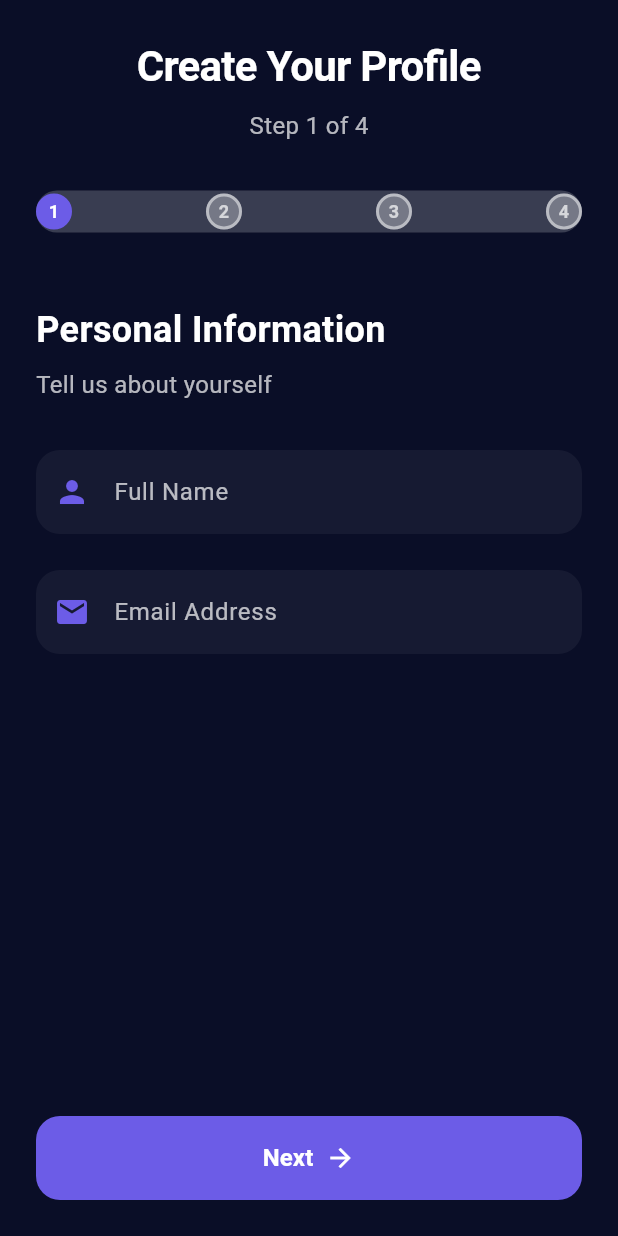
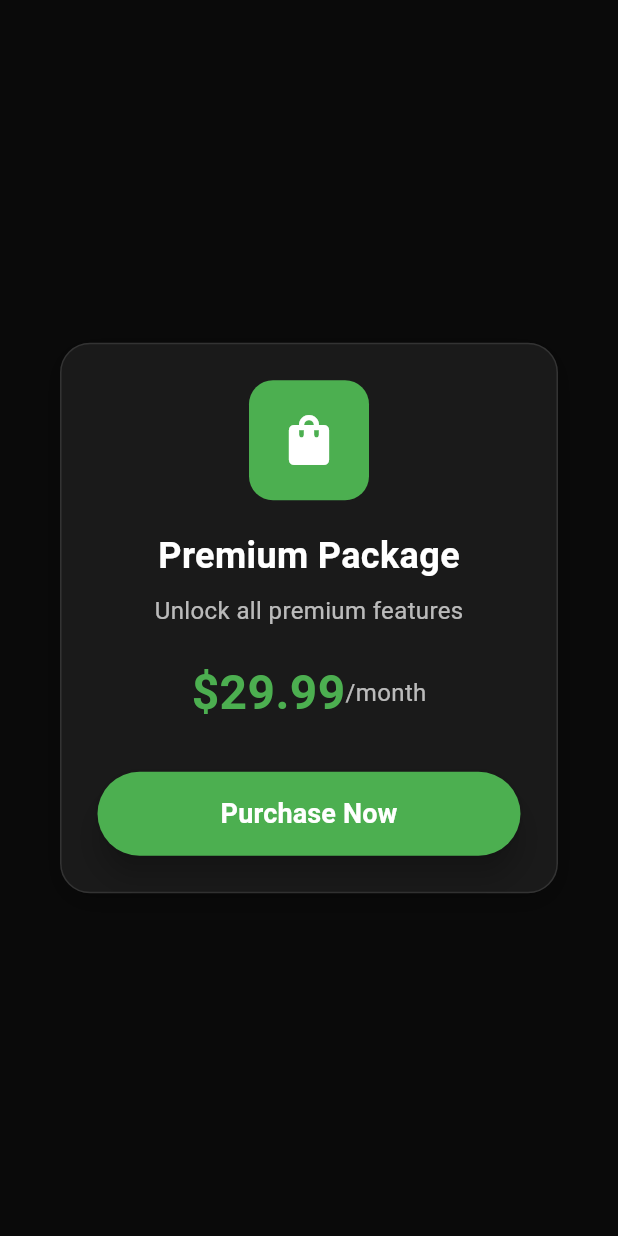
Before and after one commit to pksunny/flutter-ui-and-animations, a Flutter app: the screen it shows after launch, on a phone screen of 412 x 824 dp. Run offline on Flutter 3.47's test engine with Material 3 defaults, Android fonts, the phone set to English and light mode, and no system bars; our stand-ins replace font_awesome_flutter.

Commit message:
Success Checkmark Explosion Animation Added at Index #27

```diff
--- a/lib/main.dart
+++ b/lib/main.dart
@@ -15,6 +15,7 @@ import 'package:futurecore_codex/screens/23-wave-hand/wave_hand_screen.dart';
 import 'package:futurecore_codex/screens/24-emoji-bounce-wheel/emoji_bounce_wheel_screen.dart';
 import 'package:futurecore_codex/screens/25-slide-to-confirm-action-bar/slide_to_confirm_action_bar_screen.dart';
 import 'package:futurecore_codex/screens/26-fluid-progress-bar/fluid_progress_bar_screen.dart';
+import 'package:futurecore_codex/screens/27-success-checkmark-explosion/success_checkmark_explosion_screen.dart';
 import 'package:futurecore_codex/screens/3-six_nill/six_nill_screen.dart';
 import 'package:futurecore_codex/screens/4-rabbit_loading_animation/rabbit_animations_screen.dart';
 import 'package:futurecore_codex/screens/5-deadline_loading_animation%20copy/deadline_animations_screen.dart';
@@ -43,7 +44,7 @@ class MyApp extends StatelessWidget {
         ),
         useMaterial3: true,
       ),
-      home:  FluidProgressBarScreen()
+      home:  SuccessCheckmarkExplosionScreen()
     );
   }
 }
--- /dev/null
+++ b/lib/screens/27-success-checkmark-explosion/success_checkmark_explosion_screen.dart
@@ -0,0 +1,579 @@
+import 'package:flutter/material.dart';
+import 'dart:math' as math;
+
+class SuccessCheckmarkExplosionScreen extends StatefulWidget {
+  @override
+  _SuccessCheckmarkExplosionScreenState createState() => _SuccessCheckmarkExplosionScreenState();
+}
+
+class _SuccessCheckmarkExplosionScreenState extends State<SuccessCheckmarkExplosionScreen>
+    with TickerProviderStateMixin {
+  late AnimationController _checkmarkController;
+  late AnimationController _explosionController;
+  late AnimationController _backgroundController;
+  late AnimationController _slideController;
+
+  late Animation<double> _checkmarkAnimation;
+  late Animation<double> _explosionAnimation;
+  late Animation<double> _backgroundAnimation;
+  late Animation<double> _slideAnimation;
+
+  bool _showExplosion = false;
+  bool _showSuccess = false;
+  List<Particle> _particles = [];
+
+  @override
+  void initState() {
+    super.initState();
+
+    _checkmarkController = AnimationController(
+      duration: Duration(milliseconds: 800),
+      vsync: this,
+    );
+
+    _explosionController = AnimationController(
+      duration: Duration(milliseconds: 2500),
+      vsync: this,
+    );
+
+    _backgroundController = AnimationController(
+      duration: Duration(milliseconds: 1500),
+      vsync: this,
+    );
+
+    _slideController = AnimationController(
+      duration: Duration(milliseconds: 1000),
+      vsync: this,
+    );
+
+    _checkmarkAnimation = Tween<double>(
+      begin: 0.0,
+      end: 1.0,
+    ).animate(CurvedAnimation(
+      parent: _checkmarkController,
+      curve: Curves.elasticOut,
+    ));
+
+    _explosionAnimation = Tween<double>(
+      begin: 0.0,
+      end: 1.0,
+    ).animate(CurvedAnimation(
+      parent: _explosionController,
+      curve: Curves.easeOutCubic,
+    ));
+
+    _backgroundAnimation = Tween<double>(
+      begin: 0.0,
+      end: 1.0,
+    ).animate(CurvedAnimation(
+      parent: _backgroundController,
+      curve: Curves.easeInOut,
+    ));
+
+    _slideAnimation = Tween<double>(
+      begin: 0.0,
+      end: 1.0,
+    ).animate(CurvedAnimation(
+      parent: _slideController,
+      curve: Curves.easeOutBack,
+    ));
+
+    _checkmarkController.addStatusListener((status) {
+      if (status == AnimationStatus.completed) {
+        Future.delayed(Duration(milliseconds: 300), () {
+          _startExplosion();
+        });
+      }
+    });
+
+    _explosionController.addStatusListener((status) {
+      if (status == AnimationStatus.completed) {
+        setState(() {
+          _showSuccess = true;
+        });
+        _slideController.forward();
+      }
+    });
+
+    _generateParticles();
+  }
+
+  void _generateParticles() {
+    final random = math.Random();
+    _particles = List.generate(60, (index) {
+      final angle = (index / 60) * 2 * math.pi;
+      final velocity = random.nextDouble() * 200 + 100;
+      return Particle(
+        x: 0.0,
+        y: 0.0,
+        dx: math.cos(angle) * velocity,
+        dy: math.sin(angle) * velocity,
+        color: _getRandomColor(),
+        size: random.nextDouble() * 12 + 6,
+        rotation: random.nextDouble() * 2 * math.pi,
+        rotationSpeed: (random.nextDouble() - 0.5) * 0.3,
+        gravity: random.nextDouble() * 50 + 20,
+      );
+    });
+  }
+
+  Color _getRandomColor() {
+    final colors = [
+      Color(0xFFFFD700), // Gold
+      Color(0xFF00FF7F), // Spring Green
+      Color(0xFF1E90FF), // Dodger Blue
+      Color(0xFFFF69B4), // Hot Pink
+      Color(0xFF9370DB), // Medium Purple
+      Color(0xFFFF4500), // Orange Red
+      Color(0xFF00CED1), // Dark Turquoise
+      Color(0xFFFFB6C1), // Light Pink
+    ];
+    return colors[math.Random().nextInt(colors.length)];
+  }
+
+  void _startExplosion() {
+    setState(() {
+      _showExplosion = true;
+    });
+    _explosionController.forward();
+    _backgroundController.forward();
+  }
+
+  void _startPurchase() {
+    setState(() {
+      _showExplosion = false;
+      _showSuccess = false;
+    });
+    _checkmarkController.reset();
+    _explosionController.reset();
+    _backgroundController.reset();
+    _slideController.reset();
+    _generateParticles();
+
+    // Simulate payment processing
+    Future.delayed(Duration(milliseconds: 500), () {
+      _checkmarkController.forward();
+    });
+  }
+
+  @override
+  void dispose() {
+    _checkmarkController.dispose();
+    _explosionController.dispose();
+    _backgroundController.dispose();
+    _slideController.dispose();
+    super.dispose();
+  }
+
+  @override
+  Widget build(BuildContext context) {
+    return Scaffold(
+      backgroundColor: Color(0xFF0A0A0A),
+      body: AnimatedBuilder(
+        animation: Listenable.merge([
+          _checkmarkController,
+          _explosionController,
+          _backgroundController,
+          _slideController,
+        ]),
+        builder: (context, child) {
+          return Container(
+            decoration: BoxDecoration(
+              gradient: RadialGradient(
+                center: Alignment.center,
+                radius: 1.5,
+                colors: [
+                  Color.lerp(Color(0xFF0A0A0A), Color(0xFF1B5E20),
+                      math.max(0.0, math.min(1.0, _backgroundAnimation.value * 0.6)))!,
+                  Color(0xFF0A0A0A),
+                ],
+              ),
+            ),
+            child: Stack(
+              children: [
+                // Explosion pulse rings
+                if (_showExplosion)
+                  ..._buildPulseRings(),
+
+                // Particles
+                if (_showExplosion)
+                  ..._particles.map((particle) => _buildParticle(particle)),
+
+                // Main content
+                Center(
+                  child: Column(
+                    mainAxisAlignment: MainAxisAlignment.center,
+                    children: [
+                      // Product card (before purchase)
+                      if (!_showExplosion && _checkmarkAnimation.value == 0)
+                        _buildProductCard(),
+
+                      // Success animation
+                      if (_checkmarkAnimation.value > 0 || _showExplosion)
+                        _buildSuccessAnimation(),
+
+                      // Success details
+                      if (_showSuccess)
+                        _buildSuccessDetails(),
+                    ],
+                  ),
+                ),
+              ],
+            ),
+          );
+        },
+      ),
+    );
+  }
+
+  Widget _buildProductCard() {
+    return Container(
+      margin: EdgeInsets.symmetric(horizontal: 40),
+      padding: EdgeInsets.all(24),
+      decoration: BoxDecoration(
+        color: Color(0xFF1A1A1A),
+        borderRadius: BorderRadius.circular(20),
+        border: Border.all(color: Color(0xFF333333)),
+        boxShadow: [
+          BoxShadow(
+            color: Colors.black26,
+            blurRadius: 15,
+            offset: Offset(0, 5),
+          ),
+        ],
+      ),
+      child: Column(
+        children: [
+          // Product icon
+          Container(
+            width: 80,
+            height: 80,
+            decoration: BoxDecoration(
+              color: Color(0xFF4CAF50),
+              borderRadius: BorderRadius.circular(16),
+            ),
+            child: Icon(
+              Icons.shopping_bag,
+              color: Colors.white,
+              size: 40,
+            ),
+          ),
+          SizedBox(height: 20),
+
+          // Product name
+          Text(
+            'Premium Package',
+            style: TextStyle(
+              fontSize: 24,
+              fontWeight: FontWeight.bold,
+              color: Colors.white,
+            ),
+          ),
+          SizedBox(height: 8),
+
+          // Product description
+          Text(
+            'Unlock all premium features',
+            style: TextStyle(
+              fontSize: 16,
+              color: Colors.white70,
+            ),
+          ),
+          SizedBox(height: 20),
+
+          // Price
+          Row(
+            mainAxisAlignment: MainAxisAlignment.center,
+            children: [
+              Text(
+                '\$29.99',
+                style: TextStyle(
+                  fontSize: 32,
+                  fontWeight: FontWeight.bold,
+                  color: Color(0xFF4CAF50),
+                ),
+              ),
+              Text(
+                '/month',
+                style: TextStyle(
+                  fontSize: 16,
+                  color: Colors.white70,
+                ),
+              ),
+            ],
+          ),
+          SizedBox(height: 30),
+
+          // Purchase button
+          SizedBox(
+            width: double.infinity,
+            height: 56,
+            child: ElevatedButton(
+              onPressed: _startPurchase,
+              style: ElevatedButton.styleFrom(
+                backgroundColor: Color(0xFF4CAF50),
+                foregroundColor: Colors.white,
+                shape: RoundedRectangleBorder(
+                  borderRadius: BorderRadius.circular(28),
+                ),
+                elevation: 8,
+              ),
+              child: Text(
+                'Purchase Now',
+                style: TextStyle(
+                  fontSize: 18,
+                  fontWeight: FontWeight.bold,
+                ),
+              ),
+            ),
+          ),
+        ],
+      ),
+    );
+  }
+
+  Widget _buildSuccessAnimation() {
+    return Column(
+      children: [
+        // Checkmark circle
+        Container(
+          width: 140,
+          height: 140,
+          decoration: BoxDecoration(
+            shape: BoxShape.circle,
+            color: Color(0xFF4CAF50),
+            boxShadow: [
+              BoxShadow(
+                color: Color(0xFF4CAF50).withOpacity(0.6),
+                blurRadius: 30,
+                spreadRadius: 10,
+              ),
+            ],
+          ),
+          child: Transform.scale(
+            scale: math.max(0.0, math.min(1.0, _checkmarkAnimation.value)),
+            child: Icon(
+              Icons.check,
+              color: Colors.white,
+              size: 70,
+            ),
+          ),
+        ),
+        SizedBox(height: 30),
+
+        // Success text
+        AnimatedOpacity(
+          opacity: math.max(0.0, math.min(1.0, _checkmarkAnimation.value)),
+          duration: Duration(milliseconds: 300),
+          child: Text(
+            'Payment Successful!',
+            style: TextStyle(
+              fontSize: 28,
+              fontWeight: FontWeight.bold,
+              color: Colors.white,
+              letterSpacing: 1.5,
+            ),
+          ),
+        ),
+      ],
+    );
+  }
+
+  Widget _buildSuccessDetails() {
+    return Transform.translate(
+      offset: Offset(0, (1 - _slideAnimation.value) * 100),
+      child: AnimatedOpacity(
+        opacity: math.max(0.0, math.min(1.0, _slideAnimation.value)),
+        duration: Duration(milliseconds: 300),
+        child: Column(
+          children: [
+            SizedBox(height: 40),
+
+            // Purchase details
+            Container(
+              margin: EdgeInsets.symmetric(horizontal: 40),
+              padding: EdgeInsets.all(20),
+              decoration: BoxDecoration(
+                color: Color(0xFF1A1A1A),
+                borderRadius: BorderRadius.circular(16),
+                border: Border.all(color: Color(0xFF333333)),
+              ),
+              child: Column(
+                children: [
+                  Row(
+                    mainAxisAlignment: MainAxisAlignment.spaceBetween,
+                    children: [
+                      Text(
+                        'Premium Package',
+                        style: TextStyle(
+                          fontSize: 16,
+                          color: Colors.white,
+                        ),
+                      ),
+                      Text(
+                        '\$29.99',
+                        style: TextStyle(
+                          fontSize: 16,
+                          fontWeight: FontWeight.bold,
+                          color: Color(0xFF4CAF50),
+                        ),
+                      ),
+                    ],
+                  ),
+                  SizedBox(height: 12),
+                  Row(
+                    mainAxisAlignment: MainAxisAlignment.spaceBetween,
+                    children: [
+                      Text(
+                        'Transaction ID',
+                        style: TextStyle(
+                          fontSize: 14,
+                          color: Colors.white70,
+                        ),
+                      ),
+                      Text(
+                        '#TXN123456789',
+                        style: TextStyle(
+                          fontSize: 14,
+                          color: Colors.white70,
+                        ),
+                      ),
+                    ],
+                  ),
+                ],
+              ),
+            ),
+
+            SizedBox(height: 40),
+
+            // Action buttons
+            Row(
+              mainAxisAlignment: MainAxisAlignment.center,
+              children: [
+                ElevatedButton(
+                  onPressed: () {
+                    // Download receipt
+                  },
+                  style: ElevatedButton.styleFrom(
+                    backgroundColor: Color(0xFF333333),
+                    foregroundColor: Colors.white,
+                    padding: EdgeInsets.symmetric(horizontal: 24, vertical: 12),
+                    shape: RoundedRectangleBorder(
+                      borderRadius: BorderRadius.circular(25),
+                    ),
+                  ),
+                  child: Row(
+                    mainAxisSize: MainAxisSize.min,
+                    children: [
+                      Icon(Icons.download, size: 18),
+                      SizedBox(width: 8),
+                      Text('Receipt'),
+                    ],
+                  ),
+                ),
+                SizedBox(width: 20),
+                ElevatedButton(
+                  onPressed: () {
+                    // Continue to app
+                  },
+                  style: ElevatedButton.styleFrom(
+                    backgroundColor: Color(0xFF4CAF50),
+                    foregroundColor: Colors.white,
+                    padding: EdgeInsets.symmetric(horizontal: 24, vertical: 12),
+                    shape: RoundedRectangleBorder(
+                      borderRadius: BorderRadius.circular(25),
+                    ),
+                  ),
+                  child: Row(
+                    mainAxisSize: MainAxisSize.min,
+                    children: [
+                      Text('Continue'),
+                      SizedBox(width: 8),
+                      Icon(Icons.arrow_forward, size: 18),
+                    ],
+                  ),
+                ),
+              ],
+            ),
+          ],
+        ),
+      ),
+    );
+  }
+
+  List<Widget> _buildPulseRings() {
+    return [
+      for (int i = 0; i < 3; i++)
+        Center(
+          child: Container(
+            width: (200 + i * 100) * math.max(0.0, math.min(1.0, _explosionAnimation.value)),
+            height: (200 + i * 100) * math.max(0.0, math.min(1.0, _explosionAnimation.value)),
+            decoration: BoxDecoration(
+              shape: BoxShape.circle,
+              border: Border.all(
+                color: Color(0xFF4CAF50).withOpacity(
+                  math.max(0.0, math.min(1.0, (0.5 - i * 0.15) * (1 - _explosionAnimation.value)))
+                ),
+                width: 2,
+              ),
+            ),
+          ),
+        ),
+    ];
+  }
+
+  Widget _buildParticle(Particle particle) {
+    final progress = math.max(0.0, math.min(1.0, _explosionAnimation.value));
+    final currentX = particle.dx * progress;
+    final currentY = particle.dy * progress + (particle.gravity * progress * progress);
+    final currentRotation = particle.rotation + (particle.rotationSpeed * progress);
+    final opacity = math.max(0.0, math.min(1.0, 1 - progress));
+
+    return Positioned(
+      left: MediaQuery.of(context).size.width / 2 + currentX,
+      top: MediaQuery.of(context).size.height / 2 + currentY,
+      child: Transform.rotate(
+        angle: currentRotation,
+        child: Container(
+          width: particle.size,
+          height: particle.size,
+          decoration: BoxDecoration(
+            color: particle.color.withOpacity(opacity),
+            shape: BoxShape.circle,
+            boxShadow: [
+              BoxShadow(
+                color: particle.color.withOpacity(opacity * 0.5),
+                blurRadius: 6,
+                spreadRadius: 2,
+              ),
+            ],
+          ),
+        ),
+      ),
+    );
+  }
+}
+
+class Particle {
+  final double x;
+  final double y;
+  final double dx;
+  final double dy;
+  final Color color;
+  final double size;
+  final double rotation;
+  final double rotationSpeed;
+  final double gravity;
+
+  Particle({
+    required this.x,
+    required this.y,
+    required this.dx,
+    required this.dy,
+    required this.color,
+    required this.size,
+    required this.rotation,
+    required this.rotationSpeed,
+    required this.gravity,
+  });
+}
```
Also changed, not shown: assets/images/six_nill/ic_launcher.png (added), 1 other file.
